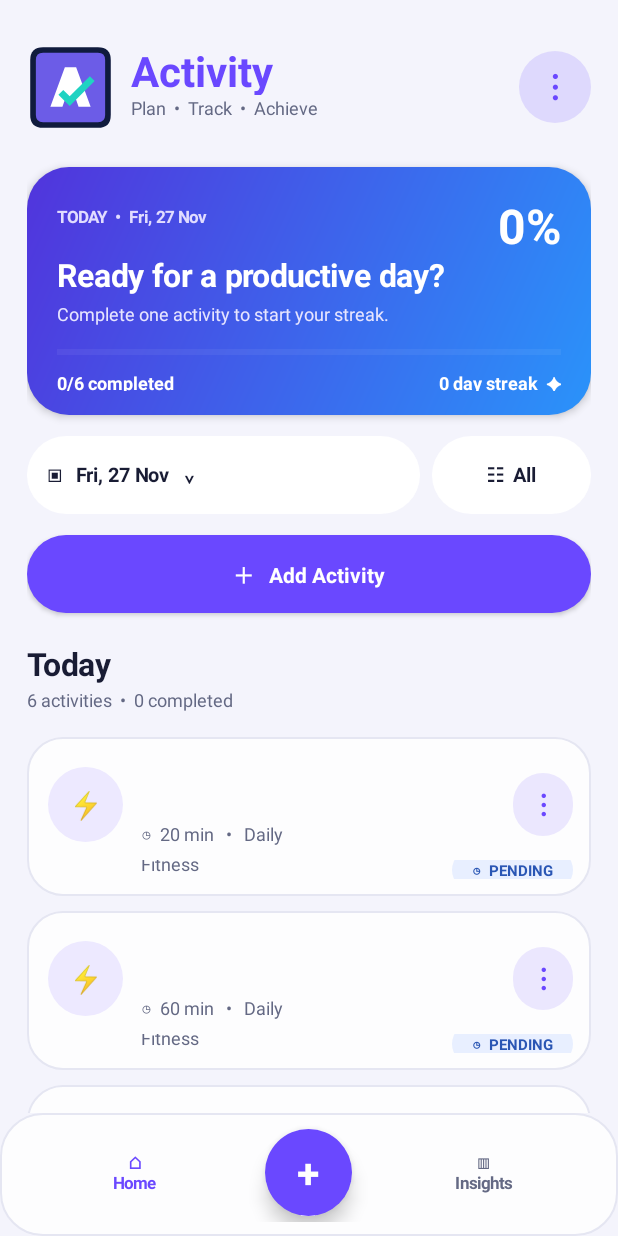
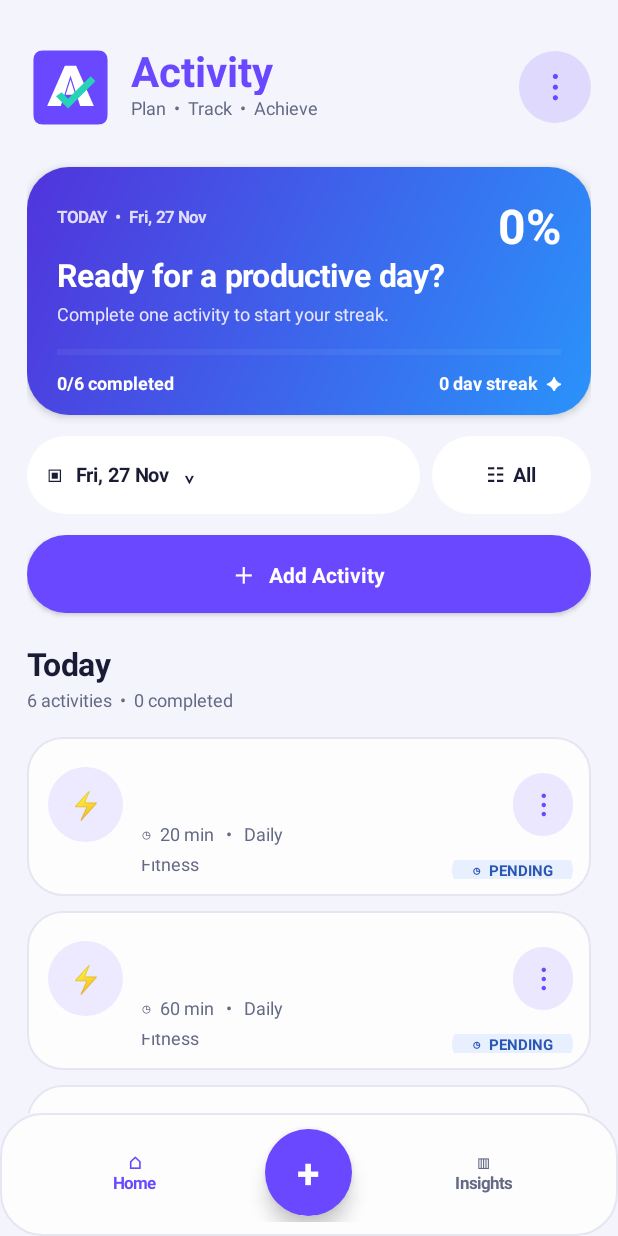
Before and after one commit to manibharathi1964/Activity-, an Android app: the screen it shows after launch (MainActivity), on a phone screen of 412 x 824 dp. Run offline under Robolectric (Android 15) with nearby library versions, the phone set to English and light mode, and no system bars.

Commit message:
Refine Activity logo and splash branding

```diff
--- a/app/src/main/res/drawable/ic_activity_logo.xml
+++ b/app/src/main/res/drawable/ic_activity_logo.xml
@@ -1,7 +1,6 @@
 <?xml version="1.0" encoding="utf-8"?>
 <vector xmlns:android="http://schemas.android.com/apk/res/android" android:width="108dp" android:height="108dp" android:viewportWidth="108" android:viewportHeight="108">
-    <path android:fillColor="#101B3D" android:pathData="M20,4 L88,4 Q104,4 104,20 L104,88 Q104,104 88,104 L20,104 Q4,104 4,88 L4,20 Q4,4 20,4 Z"/>
-    <path android:fillColor="#6C5CE7" android:pathData="M20,11 L88,11 Q97,11 97,20 L97,88 Q97,97 88,97 L20,97 Q11,97 11,88 L11,20 Q11,11 20,11 Z"/>
-    <path android:fillColor="#FFFFFF" android:pathData="M29,78 L44,78 L54,49 L64,78 L79,78 L61,29 L47,29 Z M48,66 L60,66 L54,48 Z"/>
-    <path android:fillColor="#20D3C2" android:pathData="M45,57 L53,65 L78,40 L84,46 L53,77 L39,63 Z"/>
+    <path android:fillColor="#6A48FF" android:pathData="M20,8 L88,8 Q100,8 100,20 L100,88 Q100,100 88,100 L20,100 Q8,100 8,88 L8,20 Q8,8 20,8 Z"/>
+    <path android:fillColor="#FFFFFF" android:pathData="M25,77 L42,77 L54,39 L66,77 L83,77 L61,27 L47,27 Z M48,63 L60,63 L54,44 Z"/>
+    <path android:fillColor="#27D3B8" android:pathData="M43,60 L51,68 L79,40 L85,46 L51,80 L36,65 Z"/>
 </vector>
```
